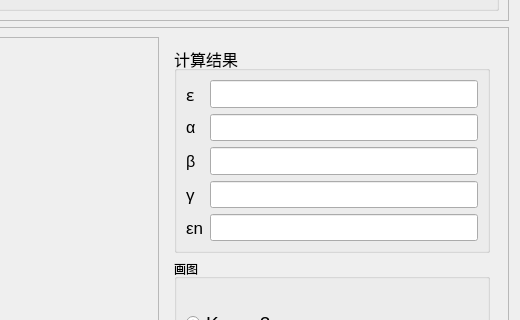
Old version of the form ui/main_dlg.ui in the repository wzmsykk/EMIT_PROG; both pictures show x 388 to 908 and y 427 to 747 of the 908 by 940 pixel window.
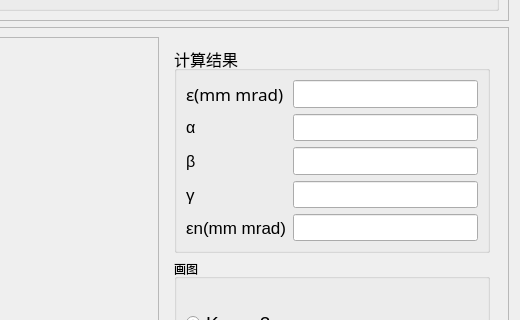
New version of the form.

Commit message: add unit display

What changed in the file:
```diff
--- a/ui/main_dlg.ui
+++ b/ui/main_dlg.ui
@@ -306,7 +306,7 @@
                </font>
               </property>
               <property name="text">
-               <string>ε</string>
+               <string>ε(mm mrad)</string>
               </property>
              </widget>
             </item>
@@ -397,7 +397,7 @@
                </font>
               </property>
               <property name="text">
-               <string>εn</string>
+               <string>εn(mm mrad)</string>
               </property>
              </widget>
             </item>
```
The commit also changes 2 other files.
